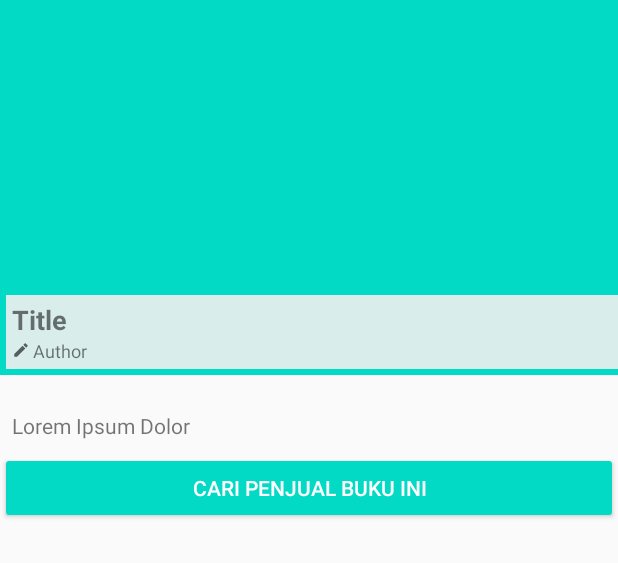
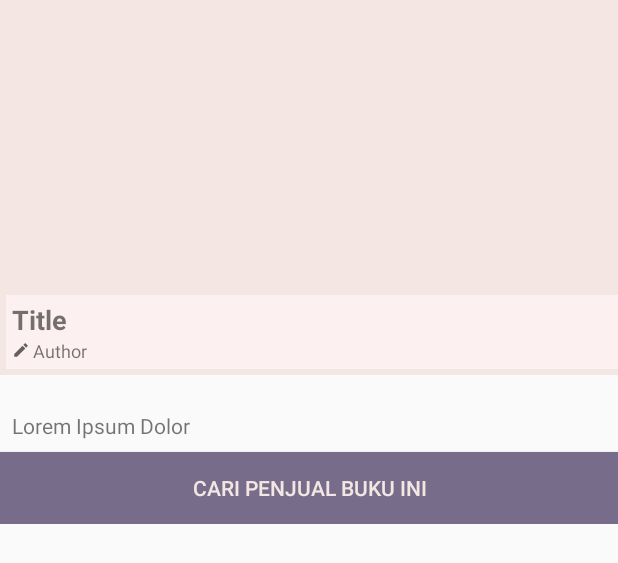
Before and after one commit to ihfazhillah/dicoding_submission_bacaanku, an Android app: the layout activity_detail.xml on its own in the app's theme, with its tools: preview values and no code run, on a phone screen of 412 x 824 dp. Shown: the top 563 px of the screen. Run offline under Robolectric (Android 15) with nearby library versions, the phone set to English and light mode, and no system bars.

Commit message:
change colors

```diff
--- a/app/src/main/res/layout/activity_detail.xml
+++ b/app/src/main/res/layout/activity_detail.xml
@@ -83,7 +83,9 @@
             android:layout_width="match_parent"
             android:layout_height="0dp"
             style="@style/Widget.AppCompat.Button.Colored"
+            android:background="@color/colorPrimary"
             android:text="@string/cari_penjual_buku_ini"
+            android:textColor="@color/colorAccent"
             android:padding="8dp"
             android:layout_gravity="bottom"
             android:layout_weight="2"
--- a/app/src/main/res/values/colors.xml
+++ b/app/src/main/res/values/colors.xml
@@ -1,6 +1,6 @@
 <?xml version="1.0" encoding="utf-8"?>
 <resources>
-    <color name="colorPrimary">#6200EE</color>
-    <color name="colorPrimaryDark">#3700B3</color>
-    <color name="colorAccent">#03DAC5</color>
+    <color name="colorPrimary">#776d8a</color>
+    <color name="colorPrimaryDark">#695A85</color>
+    <color name="colorAccent">#f3e6e3</color>
 </resources>
```
